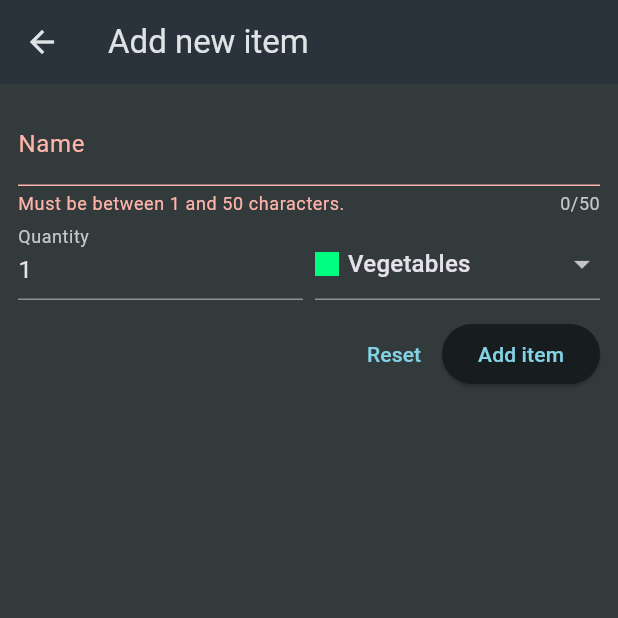
After one commit to jefmat167/shopping_list, a Flutter app: the NewItem screen opened directly, after a tap on "Add item", on a phone screen of 412 x 824 dp, the top half of it. The commit adds this screen. Run offline on Flutter 3.47's test engine with Material 3 defaults, Android fonts, the phone set to English and light mode, and no system bars.

Commit message:
add the new item screen

```diff
--- a/lib/widgets/grocery_list.dart
+++ b/lib/widgets/grocery_list.dart
@@ -1,14 +1,35 @@
 import 'package:flutter/material.dart';
 import 'package:shopping_list/data/dummy_data.dart';
+import 'package:shopping_list/models/grocery_item.dart';
+import 'package:shopping_list/widgets/new_item.dart';
 
-class GroceryList extends StatelessWidget{
+class GroceryList extends StatefulWidget{
   const GroceryList({super.key});
+
+  @override
+  State<GroceryList> createState() => _GroceryListState();
+}
+
+class _GroceryListState extends State<GroceryList> {
+  void _addItem(){
+    Navigator.of(context).push(
+      MaterialPageRoute(
+        builder: (ctx) => const NewItem()
+      )
+    );
+  }
 
   @override
   Widget build(BuildContext context) {
     return Scaffold(
       appBar: AppBar(
         title: const Text("Your groceries"),
+        actions: [
+          IconButton(
+            onPressed: _addItem,
+            icon: const Icon(Icons.add)
+          )
+        ],
       ),
       body: ListView.builder(
         itemCount: groceryItems.length,
@@ -26,5 +47,4 @@ class GroceryList extends StatelessWidget{
       ),
     );
   }
-
 }
--- /dev/null
+++ b/lib/widgets/new_item.dart
@@ -0,0 +1,135 @@
+import 'package:flutter/material.dart';
+import 'package:shopping_list/data/categories.dart';
+import 'package:shopping_list/models/category.dart';
+
+class NewItem extends StatefulWidget {
+  const NewItem({super.key});
+
+  @override
+  State<NewItem> createState() {
+    return _NewItemState();
+  }
+
+}
+
+class _NewItemState extends State<NewItem>{
+  final _formKey = GlobalKey<FormState>();
+  var _enteredName = '';
+  var _enteredQuantity = 1;
+  var _selectedCategory = categories[Categories.vegetable]!;
+  void _saveItem(){
+    if (_formKey.currentState!.validate()) {
+      _formKey.currentState!.save();
+      print(_enteredName);
+    }
+  }
+  @override
+  Widget build(BuildContext context) {
+    return Scaffold(
+      appBar: AppBar(
+        title: const Text("Add new item")
+      ),
+      body:  Padding(
+        padding: const EdgeInsets.all(12),
+        child: Form(
+          key: _formKey,
+          child: Column(
+            children: [
+              TextFormField(
+                maxLength: 50,
+                decoration: const InputDecoration(
+                  label: Text("Name")
+                ),
+                validator: (value) {
+                  if (
+                    value == null ||
+                    value.isEmpty ||
+                    value.trim().length <= 1 ||
+                    value.trim().length >= 50) {
+                    return "Must be between 1 and 50 characters.";
+                  }
+                  return null;
+                },
+                onSaved: (newValue) {
+                  _enteredName = newValue!;
+                },
+              ),
+              Row(
+                crossAxisAlignment: CrossAxisAlignment.end,
+                children: [
+                  Expanded(
+                    child: TextFormField(
+                      keyboardType: TextInputType.number,
+                      decoration: const InputDecoration(
+                        label: Text("Quantity"),
+                      ),
+                      initialValue: _enteredQuantity.toString(),
+                      validator: (value) {
+                        if (
+                          value == null ||
+                          value.isEmpty ||
+                          int.tryParse(value) == null ||
+                          int.tryParse(value)! <= 0) {
+                          return "Must be a valid positive number";
+                        }
+                        return null;
+                      },
+                      onSaved: (newValue) {
+                        _enteredQuantity = int.parse(newValue!);
+                      },
+                    ),
+                  ),
+                  const SizedBox(width: 8,),
+                  Expanded(
+                    child: DropdownButtonFormField(
+                      value: _selectedCategory,
+                      items: [
+                        for(final category in categories.entries)
+                          DropdownMenuItem(
+                            value: category.value,
+                            child: Row(
+                              children: [
+                                Container(
+                                  width: 16,
+                                  height: 16,
+                                  color: category.value.color,
+                                ),
+                              const SizedBox(width: 6,),
+                              Text(category.value.title)
+                            ],
+                            ),
+                          )
+                      ],
+                      onChanged: (value){
+                        setState(() {
+                          _selectedCategory = value!;
+                        });
+                      }
+                    ),
+                  )
+                ],
+              ),
+              const SizedBox(height: 12,),
+              Row(
+                mainAxisAlignment: MainAxisAlignment.end,
+                children: [
+                  TextButton(
+                    onPressed: (){
+                      _formKey.currentState!.reset();
+                    },
+                    child: const Text("Reset")
+                  ),
+                  ElevatedButton(
+                    onPressed: _saveItem,
+                    child: const Text("Add item")
+                  )
+                ],
+              )
+            ],
+          )
+        ,)
+      )
+    );
+  }
+
+}
```
